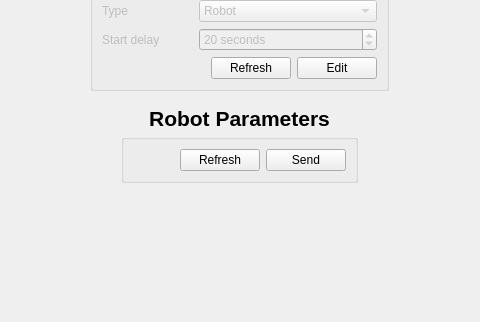
First picture: the form in Qt/Apps/NClient/ParametersView.ui, repository Neobot/PC, before the edit; both pictures show x 135 to 615 and y 164 to 486 of the 749 by 486 pixel window.
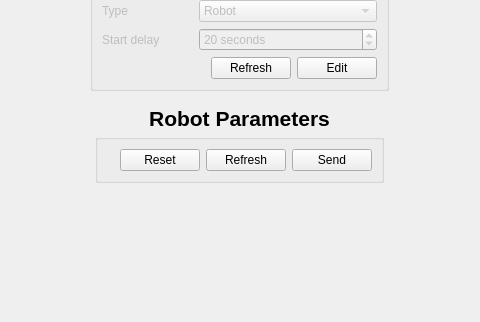
Second picture: the form after the edit.

Commit message: Store parameters on server

What changed in the file:
```diff
--- a/Qt/Apps/NClient/ParametersView.ui
+++ b/Qt/Apps/NClient/ParametersView.ui
@@ -289,8 +289,8 @@
        <rect>
         <x>0</x>
         <y>0</y>
-        <width>731</width>
-        <height>228</height>
+        <width>725</width>
+        <height>171</height>
        </rect>
       </property>
       <layout class="QGridLayout" name="gridLayout_2">
@@ -347,6 +347,13 @@
                 </property>
                </spacer>
               </item>
+              <item>
+               <widget class="QPushButton" name="btnReset">
+                <property name="text">
+                 <string>Reset</string>
+                </property>
+               </widget>
+              </item>
               <item>
                <widget class="QPushButton" name="btnRefresh">
                 <property name="text">
```
Left out of the diff: 11 changed lines with no effect on the pictures. The commit also changes 10 other files.
